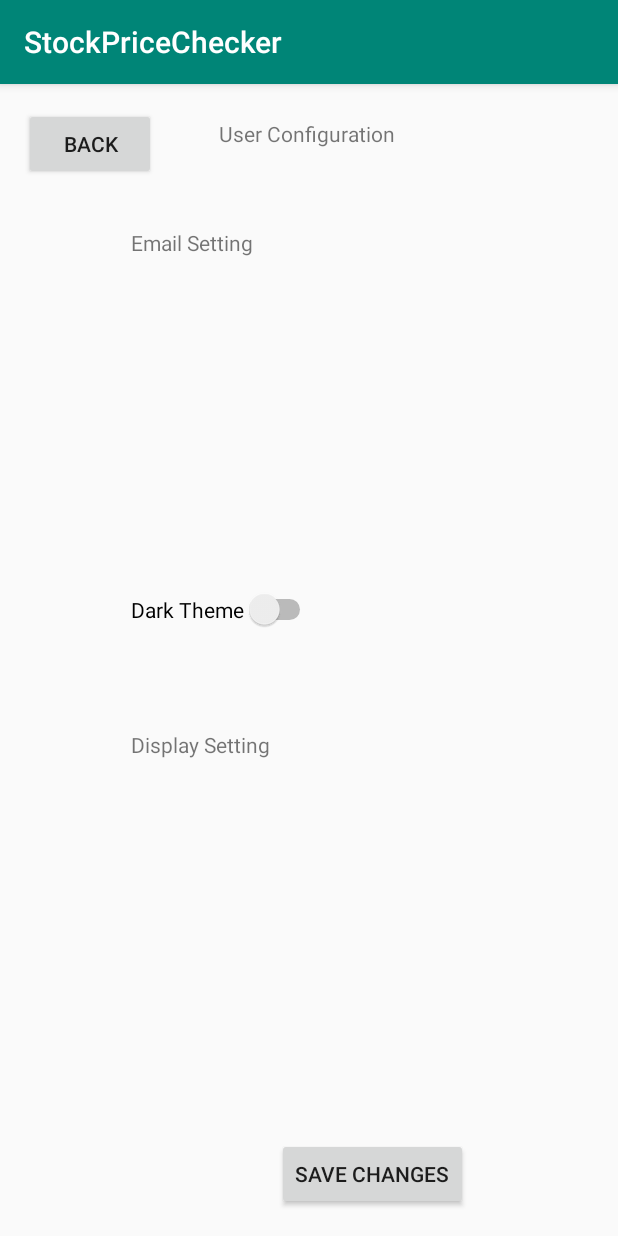
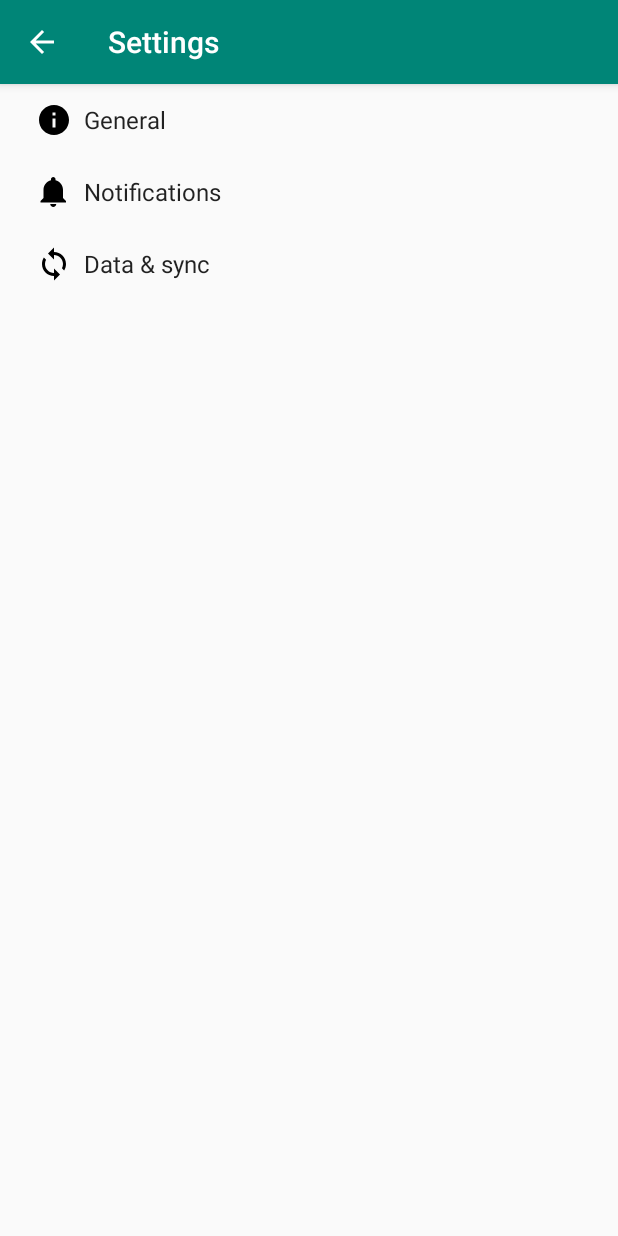
Before and after one commit to adazhu365/Stock-Price-Checker, an Android app: the screen it shows after launch (SettingActivity before the commit, SettingsActivity after it), after a tap on an icon or button, on a phone screen of 412 x 824 dp. Run offline under Robolectric (Android 15) with nearby library versions, the phone set to English and light mode, and no system bars.

Commit message:
settings changed

```diff
--- a/app/build.gradle
+++ b/app/build.gradle
@@ -23,10 +23,10 @@ dependencies {
     implementation 'com.android.support:appcompat-v7:28.0.0'
     implementation 'com.android.support.constraint:constraint-layout:1.1.3'
     implementation 'com.android.support:design:28.0.0'
+    implementation 'com.android.support:support-v4:28.0.0'
     testImplementation 'junit:junit:4.12'
     androidTestImplementation 'com.android.support.test:runner:1.0.2'
     androidTestImplementation 'com.android.support.test.espresso:espresso-core:3.0.2'
-
 
     // retrofit, gson
     implementation 'com.google.code.gson:gson:2.8.2'
--- /dev/null
+++ b/app/src/main/java/edu/sitengvirginia/stockpricechecker/AppCompatPreferenceActivity.java
@@ -0,0 +1,109 @@
+package edu.sitengvirginia.stockpricechecker;
+
+import android.content.res.Configuration;
+import android.os.Bundle;
+import android.preference.PreferenceActivity;
+import android.support.annotation.LayoutRes;
+import android.support.annotation.Nullable;
+import android.support.v7.app.ActionBar;
+import android.support.v7.app.AppCompatDelegate;
+import android.support.v7.widget.Toolbar;
+import android.view.MenuInflater;
+import android.view.View;
+import android.view.ViewGroup;
+
+/**
+ * A {@link android.preference.PreferenceActivity} which implements and proxies the necessary calls
+ * to be used with AppCompat.
+ */
+public abstract class AppCompatPreferenceActivity extends PreferenceActivity {
+
+    private AppCompatDelegate mDelegate;
+
+    @Override
+    protected void onCreate(Bundle savedInstanceState) {
+        getDelegate().installViewFactory();
+        getDelegate().onCreate(savedInstanceState);
+        super.onCreate(savedInstanceState);
+    }
+
+    @Override
+    protected void onPostCreate(Bundle savedInstanceState) {
+        super.onPostCreate(savedInstanceState);
+        getDelegate().onPostCreate(savedInstanceState);
+    }
+
+    public ActionBar getSupportActionBar() {
+        return getDelegate().getSupportActionBar();
+    }
+
+    public void setSupportActionBar(@Nullable Toolbar toolbar) {
+        getDelegate().setSupportActionBar(toolbar);
+    }
+
+    @Override
+    public MenuInflater getMenuInflater() {
+        return getDelegate().getMenuInflater();
+    }
+
+    @Override
+    public void setContentView(@LayoutRes int layoutResID) {
+        getDelegate().setContentView(layoutResID);
+    }
+
+    @Override
+    public void setContentView(View view) {
+        getDelegate().setContentView(view);
+    }
+
+    @Override
+    public void setContentView(View view, ViewGroup.LayoutParams params) {
+        getDelegate().setContentView(view, params);
+    }
+
+    @Override
+    public void addContentView(View view, ViewGroup.LayoutParams params) {
+        getDelegate().addContentView(view, params);
+    }
+
+    @Override
+    protected void onPostResume() {
+        super.onPostResume();
+        getDelegate().onPostResume();
+    }
+
+    @Override
+    protected void onTitleChanged(CharSequence title, int color) {
+        super.onTitleChanged(title, color);
+        getDelegate().setTitle(title);
+    }
+
+    @Override
+    public void onConfigurationChanged(Configuration newConfig) {
+        super.onConfigurationChanged(newConfig);
+        getDelegate().onConfigurationChanged(newConfig);
+    }
+
+    @Override
+    protected void onStop() {
+        super.onStop();
+        getDelegate().onStop();
+    }
+
+    @Override
+    protected void onDestroy() {
+        super.onDestroy();
+        getDelegate().onDestroy();
+    }
+
+    public void invalidateOptionsMenu() {
+        getDelegate().invalidateOptionsMenu();
+    }
+
+    private AppCompatDelegate getDelegate() {
+        if (mDelegate == null) {
+            mDelegate = AppCompatDelegate.create(this, null);
+        }
+        return mDelegate;
+    }
+}
--- a/app/src/main/java/edu/sitengvirginia/stockpricechecker/MainActivity.java
+++ b/app/src/main/java/edu/sitengvirginia/stockpricechecker/MainActivity.java
@@ -123,7 +123,7 @@ public class MainActivity extends AppCompatActivity{
             @Override
             public void onClick(View view) {
 
-                Intent add_intent = new Intent(MainActivity.this, SettingActivity.class);
+                Intent add_intent = new Intent(MainActivity.this, SettingsActivity.class);
                 startActivityForResult(add_intent, req_code);
             }
         });
--- /dev/null
+++ b/app/src/main/res/drawable/ic_info_black_24dp.xml
@@ -0,0 +1,9 @@
+<vector xmlns:android="http://schemas.android.com/apk/res/android"
+    android:width="24dp"
+    android:height="24dp"
+    android:viewportWidth="24.0"
+    android:viewportHeight="24.0">
+    <path
+        android:fillColor="#FF000000"
+        android:pathData="M12,2C6.48,2 2,6.48 2,12s4.48,10 10,10 10,-4.48 10,-10S17.52,2 12,2zm1,15h-2v-6h2v6zm0,-8h-2V7h2v2z" />
+</vector>
--- /dev/null
+++ b/app/src/main/res/drawable/ic_notifications_black_24dp.xml
@@ -0,0 +1,9 @@
+<vector xmlns:android="http://schemas.android.com/apk/res/android"
+    android:width="24dp"
+    android:height="24dp"
+    android:viewportWidth="24.0"
+    android:viewportHeight="24.0">
+    <path
+        android:fillColor="#FF000000"
+        android:pathData="M11.5,22c1.1,0 2,-0.9 2,-2h-4c0,1.1 0.9,2 2,2zm6.5,-6v-5.5c0,-3.07 -2.13,-5.64 -5,-6.32V3.5c0,-0.83 -0.67,-1.5 -1.5,-1.5S10,2.67 10,3.5v0.68c-2.87,0.68 -5,3.25 -5,6.32V16l-2,2v1h17v-1l-2,-2z" />
+</vector>
--- /dev/null
+++ b/app/src/main/res/drawable/ic_sync_black_24dp.xml
@@ -0,0 +1,9 @@
+<vector xmlns:android="http://schemas.android.com/apk/res/android"
+    android:width="24dp"
+    android:height="24dp"
+    android:viewportWidth="24.0"
+    android:viewportHeight="24.0">
+    <path
+        android:fillColor="#FF000000"
+        android:pathData="M12 4V1L8 5l4 4V6c3.31 0 6 2.69 6 6 0 1.01,-.25 1.97,-.7 2.8l1.46 1.46C19.54 15.03 20 13.57 20 12c0,-4.42,-3.58,-8,-8,-8zm0 14c-3.31 0,-6,-2.69,-6,-6 0,-1.01.25,-1.97.7,-2.8L5.24 7.74C4.46 8.97 4 10.43 4 12c0 4.42 3.58 8 8 8v3l4,-4,-4,-4v3z" />
+</vector>
--- a/app/src/main/res/layout/setting.xml
+++ b/app/src/main/res/layout/setting.xml
@@ -49,30 +49,21 @@
         android:id="@+id/recyclerView"
         android:layout_width="60dp"
         android:layout_height="0dp"
-        android:layout_marginBottom="25dp"
-        app:layout_constraintBottom_toTopOf="@+id/switch1"
+        android:layout_marginBottom="106dp"
+        app:layout_constraintBottom_toTopOf="@+id/textView17"
         app:layout_constraintStart_toStartOf="@+id/textView4"
         app:layout_constraintTop_toBottomOf="@+id/textView4" />
-
-    <Switch
-        android:id="@+id/switch1"
-        android:layout_width="wrap_content"
-        android:layout_height="0dp"
-        android:layout_marginBottom="15dp"
-        android:text="Dark Theme"
-        app:layout_constraintBottom_toTopOf="@+id/textView17"
-        app:layout_constraintStart_toStartOf="@+id/recyclerView"
-        app:layout_constraintTop_toBottomOf="@+id/recyclerView" />
 
     <TextView
         android:id="@+id/textView17"
         android:layout_width="wrap_content"
         android:layout_height="0dp"
-        android:layout_marginBottom="11dp"
+        android:layout_marginStart="87dp"
+        android:layout_marginBottom="10dp"
         android:text="Display Setting"
         app:layout_constraintBottom_toTopOf="@+id/recyclerView2"
-        app:layout_constraintStart_toStartOf="@+id/switch1"
-        app:layout_constraintTop_toBottomOf="@+id/switch1" />
+        app:layout_constraintStart_toStartOf="parent"
+        app:layout_constraintTop_toBottomOf="@+id/recyclerView" />
 
     <android.support.v7.widget.RecyclerView
         android:id="@+id/recyclerView2"
--- a/app/src/main/res/values/strings.xml
+++ b/app/src/main/res/values/strings.xml
@@ -1,3 +1,76 @@
 <resources>
     <string name="app_name">StockPriceChecker</string>
+    <string name="title_activity_settings">Settings</string>
+
+    <!-- Strings related to Settings -->
+
+    <!-- Example General settings -->
+    <string name="pref_header_general">General</string>
+
+    <string name="pref_title_social_recommendations">Enable social recommendations</string>
+    <string name="pref_description_social_recommendations">Recommendations for people to contact
+        based on your message history
+    </string>
+
+    <string name="pref_title_display_name">Display name</string>
+    <string name="pref_default_display_name">John Smith</string>
+
+    <string name="pref_title_add_friends_to_messages">Add friends to messages</string>
+    <string-array name="pref_example_list_titles">
+        <item>Always</item>
+        <item>When possible</item>
+        <item>Never</item>
+    </string-array>
+    <string-array name="pref_example_list_values">
+        <item>1</item>
+        <item>0</item>
+        <item>-1</item>
+    </string-array>
+
+    <!-- Example settings for Data & Sync -->
+    <string name="pref_header_data_sync">Data &amp; sync</string>
+
+    <string name="pref_title_sync_frequency">Sync frequency</string>
+    <string-array name="pref_sync_frequency_titles">
+        <item>15 minutes</item>
+        <item>30 minutes</item>
+        <item>1 hour</item>
+        <item>3 hours</item>
+        <item>6 hours</item>
+        <item>Never</item>
+    </string-array>
+    <string-array name="pref_sync_frequency_values">
+        <item>15</item>
+        <item>30</item>
+        <item>60</item>
+        <item>180</item>
+        <item>360</item>
+        <item>-1</item>
+    </string-array>
+
+    <string-array name="list_preference_entries">
+        <item>Entry 1</item>
+        <item>Entry 2</item>
+        <item>Entry 3</item>
+    </string-array>
+
+    <string-array name="list_preference_entry_values">
+        <item>1</item>
+        <item>2</item>
+        <item>3</item>
+    </string-array>
+
+    <string-array name="multi_select_list_preference_default_value" />
+
+    <string name="pref_title_system_sync_settings">System sync settings</string>
+
+    <!-- Example settings for Notifications -->
+    <string name="pref_header_notifications">Notifications</string>
+
+    <string name="pref_title_new_message_notifications">New message notifications</string>
+
+    <string name="pref_title_ringtone">Ringtone</string>
+    <string name="pref_ringtone_silent">Silent</string>
+
+    <string name="pref_title_vibrate">Vibrate</string>
 </resources>
--- /dev/null
+++ b/app/src/main/res/xml/pref_data_sync.xml
@@ -0,0 +1,21 @@
+<PreferenceScreen xmlns:android="http://schemas.android.com/apk/res/android">
+
+    <!-- NOTE: Hide buttons to simplify the UI. Users can touch outside the dialog to
+         dismiss it. -->
+    <!-- NOTE: ListPreference's summary should be set to its value by the activity code. -->
+    <ListPreference
+        android:defaultValue="180"
+        android:entries="@array/pref_sync_frequency_titles"
+        android:entryValues="@array/pref_sync_frequency_values"
+        android:key="sync_frequency"
+        android:negativeButtonText="@null"
+        android:positiveButtonText="@null"
+        android:title="@string/pref_title_sync_frequency" />
+
+    <!-- This preference simply launches an intent when selected. Use this UI sparingly, per
+         design guidelines. -->
+    <Preference android:title="@string/pref_title_system_sync_settings">
+        <intent android:action="android.settings.SYNC_SETTINGS" />
+    </Preference>
+
+</PreferenceScreen>
--- /dev/null
+++ b/app/src/main/res/xml/pref_general.xml
@@ -0,0 +1,33 @@
+<PreferenceScreen xmlns:android="http://schemas.android.com/apk/res/android">
+
+    <SwitchPreference
+        android:defaultValue="true"
+        android:key="example_switch"
+        android:summary="@string/pref_description_social_recommendations"
+        android:title="@string/pref_title_social_recommendations" />
+
+    <!-- NOTE: EditTextPreference accepts EditText attributes. -->
+    <!-- NOTE: EditTextPreference's summary should be set to its value by the activity code. -->
+    <EditTextPreference
+        android:capitalize="words"
+        android:defaultValue="@string/pref_default_display_name"
+        android:inputType="textCapWords"
+        android:key="example_text"
+        android:maxLines="1"
+        android:selectAllOnFocus="true"
+        android:singleLine="true"
+        android:title="@string/pref_title_display_name" />
+
+    <!-- NOTE: Hide buttons to simplify the UI. Users can touch outside the dialog to
+         dismiss it. -->
+    <!-- NOTE: ListPreference's summary should be set to its value by the activity code. -->
+    <ListPreference
+        android:defaultValue="-1"
+        android:entries="@array/pref_example_list_titles"
+        android:entryValues="@array/pref_example_list_values"
+        android:key="example_list"
+        android:negativeButtonText="@null"
+        android:positiveButtonText="@null"
+        android:title="@string/pref_title_add_friends_to_messages" />
+
+</PreferenceScreen>
--- /dev/null
+++ b/app/src/main/res/xml/pref_headers.xml
@@ -0,0 +1,20 @@
+<preference-headers xmlns:android="http://schemas.android.com/apk/res/android">
+
+    <!-- These settings headers are only used on tablets. -->
+
+    <header
+        android:fragment="edu.sitengvirginia.stockpricechecker.SettingsActivity$GeneralPreferenceFragment"
+        android:icon="@drawable/ic_info_black_24dp"
+        android:title="@string/pref_header_general" />
+
+    <header
+        android:fragment="edu.sitengvirginia.stockpricechecker.SettingsActivity$NotificationPreferenceFragment"
+        android:icon="@drawable/ic_notifications_black_24dp"
+        android:title="@string/pref_header_notifications" />
+
+    <header
+        android:fragment="edu.sitengvirginia.stockpricechecker.SettingsActivity$DataSyncPreferenceFragment"
+        android:icon="@drawable/ic_sync_black_24dp"
+        android:title="@string/pref_header_data_sync" />
+
+</preference-headers>
--- /dev/null
+++ b/app/src/main/res/xml/pref_notification.xml
@@ -0,0 +1,27 @@
+<PreferenceScreen xmlns:android="http://schemas.android.com/apk/res/android">
+
+    <!-- A 'parent' preference, which enables/disables child preferences (below)
+         when checked/unchecked. -->
+    <SwitchPreference
+        android:defaultValue="true"
+        android:key="notifications_new_message"
+        android:title="@string/pref_title_new_message_notifications" />
+
+    <!-- Allows the user to choose a ringtone in the 'notification' category. -->
+    <!-- NOTE: This preference will be enabled only when the checkbox above is checked. -->
+    <!-- NOTE: RingtonePreference's summary should be set to its value by the activity code. -->
+    <RingtonePreference
+        android:defaultValue="content://settings/system/notification_sound"
+        android:dependency="notifications_new_message"
+        android:key="notifications_new_message_ringtone"
+        android:ringtoneType="notification"
+        android:title="@string/pref_title_ringtone" />
+
+    <!-- NOTE: This preference will be enabled only when the checkbox above is checked. -->
+    <SwitchPreference
+        android:defaultValue="true"
+        android:dependency="notifications_new_message"
+        android:key="notifications_new_message_vibrate"
+        android:title="@string/pref_title_vibrate" />
+
+</PreferenceScreen>
```
Also changed, not shown: app/src/main/AndroidManifest.xml (+12 -5 lines), app/src/main/java/edu/sitengvirginia/stockpricechecker/SettingsActivity.java (added, +267 -0 lines).
